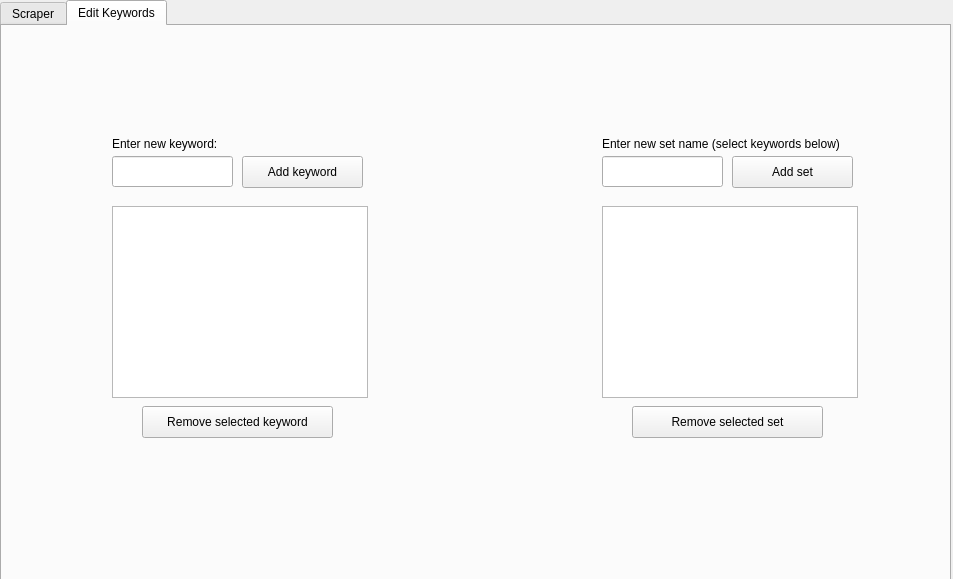
This is GUIComponents/Scraper.ui in dfgrisales5078/HSI-Web-Scraper as Qt 5 draws it before an edit. The edited form follows.
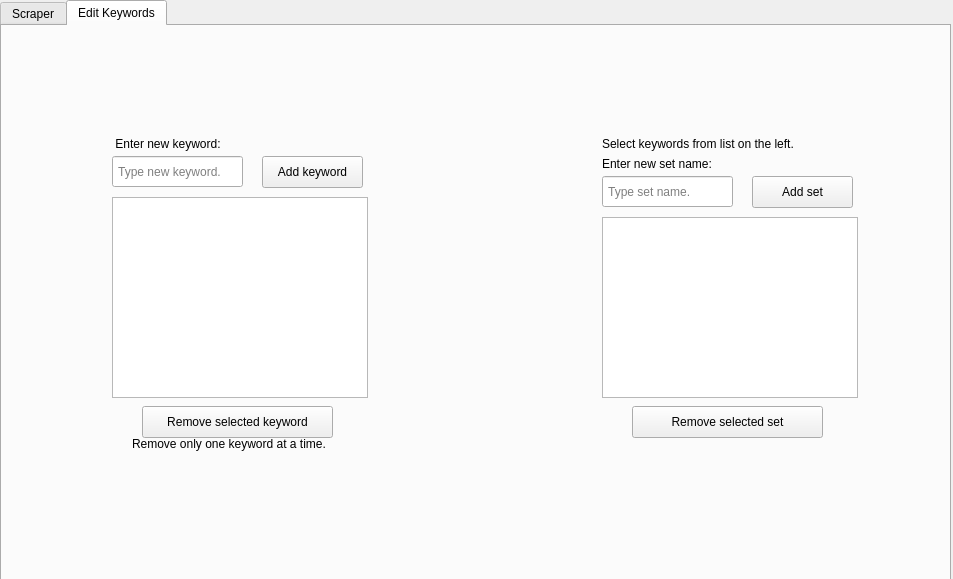
This is the edited form. The open tabs and pages were chosen to show the change.

Commit message: changes made up update GUI features

Patch:
```diff
--- a/GUIComponents/Scraper.ui
+++ b/GUIComponents/Scraper.ui
@@ -282,9 +282,9 @@
      <property name="geometry">
       <rect>
        <x>600</x>
-       <y>180</y>
+       <y>191</y>
        <width>256</width>
-       <height>192</height>
+       <height>181</height>
       </rect>
      </property>
      <property name="selectionMode">
@@ -295,18 +295,21 @@
      <property name="geometry">
       <rect>
        <x>600</x>
-       <y>130</y>
-       <width>121</width>
+       <y>150</y>
+       <width>131</width>
        <height>31</height>
       </rect>
      </property>
+     <property name="placeholderText">
+      <string> Type set name.</string>
+     </property>
     </widget>
     <widget class="QPushButton" name="addKeywordButton">
      <property name="geometry">
       <rect>
-       <x>240</x>
+       <x>260</x>
        <y>130</y>
-       <width>121</width>
+       <width>101</width>
        <height>32</height>
       </rect>
      </property>
@@ -319,18 +322,21 @@
       <rect>
        <x>110</x>
        <y>130</y>
-       <width>121</width>
+       <width>131</width>
        <height>31</height>
       </rect>
      </property>
+     <property name="placeholderText">
+      <string> Type new keyword.</string>
+     </property>
     </widget>
     <widget class="QListWidget" name="keywordList">
      <property name="geometry">
       <rect>
        <x>110</x>
-       <y>180</y>
+       <y>171</y>
        <width>256</width>
-       <height>192</height>
+       <height>201</height>
       </rect>
      </property>
      <property name="selectionMode">
@@ -360,28 +366,28 @@
       </rect>
      </property>
      <property name="text">
-      <string>Enter new keyword:</string>
+      <string> Enter new keyword:</string>
      </property>
     </widget>
     <widget class="QLabel" name="newSetLabel">
      <property name="geometry">
       <rect>
        <x>600</x>
-       <y>110</y>
-       <width>321</width>
+       <y>130</y>
+       <width>141</width>
        <height>16</height>
       </rect>
      </property>
      <property name="text">
-      <string>Enter new set name (select keywords below)</string>
+      <string>Enter new set name:</string>
      </property>
     </widget>
     <widget class="QPushButton" name="addSetButton">
      <property name="geometry">
       <rect>
-       <x>730</x>
-       <y>130</y>
-       <width>121</width>
+       <x>750</x>
+       <y>150</y>
+       <width>101</width>
        <height>32</height>
       </rect>
      </property>
@@ -402,6 +408,32 @@
       <string>Remove selected set</string>
      </property>
     </widget>
+    <widget class="QLabel" name="newSetLabel_2">
+     <property name="geometry">
+      <rect>
+       <x>600</x>
+       <y>110</y>
+       <width>241</width>
+       <height>16</height>
+      </rect>
+     </property>
+     <property name="text">
+      <string>Select keywords from list on the left.</string>
+     </property>
+    </widget>
+    <widget class="QLabel" name="label_2">
+     <property name="geometry">
+      <rect>
+       <x>130</x>
+       <y>410</y>
+       <width>231</width>
+       <height>16</height>
+      </rect>
+     </property>
+     <property name="text">
+      <string>Remove only one keyword at a time.</string>
+     </property>
+    </widget>
    </widget>
   </widget>
  </widget>
```
Left out of the diff: 7 changed lines with no effect on the pictures. The commit also changes 4 other files.
